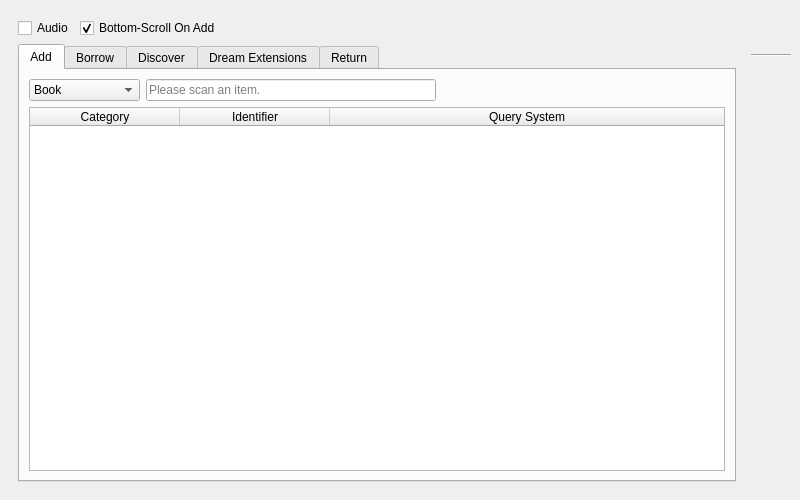
Old version of the form UI/biblioteq_batch_activities_browser.ui in the repository textbrowser/biblioteq.
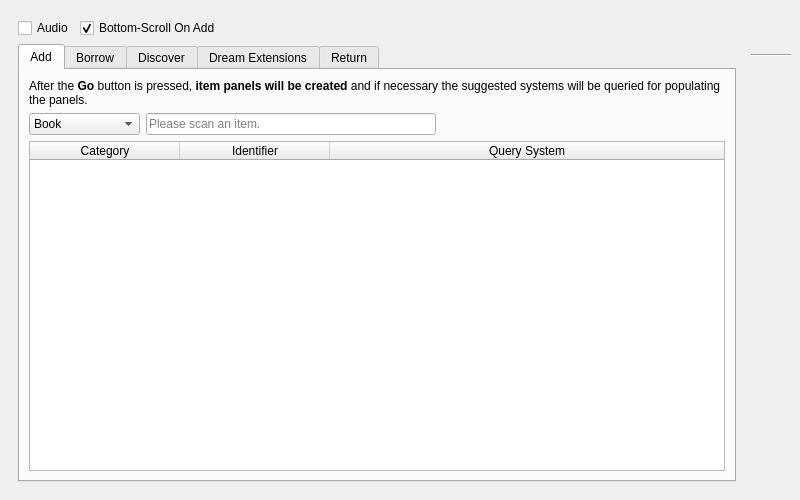
New version of the form. Icons and pictures are not drawn.

What changed in the file:
```diff
--- a/UI/biblioteq_batch_activities_browser.ui
+++ b/UI/biblioteq_batch_activities_browser.ui
@@ -72,6 +72,16 @@
            <string>Add</string>
           </attribute>
           <layout class="QVBoxLayout" name="verticalLayout_6">
+           <item>
+            <widget class="QLabel" name="label_10">
+             <property name="text">
+              <string>&lt;html&gt;&lt;head/&gt;&lt;body&gt;&lt;p&gt;After the &lt;span style=&quot; font-weight:600;&quot;&gt;Go&lt;/span&gt; button is pressed, &lt;span style=&quot; font-weight:600;&quot;&gt;item panels will be created&lt;/span&gt; and if necessary the suggested systems will be queried for populating the panels.&lt;/p&gt;&lt;/body&gt;&lt;/html&gt;</string>
+             </property>
+             <property name="wordWrap">
+              <bool>true</bool>
+             </property>
+            </widget>
+           </item>
            <item>
             <layout class="QHBoxLayout" name="horizontalLayout_10">
              <item>
```
